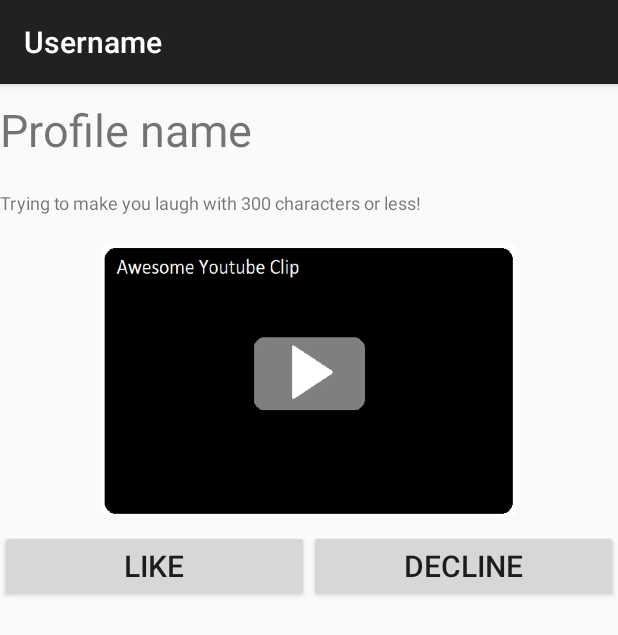
After one commit to Brokkenpiloot/AppStudio, an Android app: the BrowseActivity screen opened directly, with no data from a screen before it, on a phone screen of 412 x 824 dp. The commit adds this screen. Shown: the top 635 px of the screen. Run offline under Robolectric (Android 15) with nearby library versions, the phone set to English and light mode, and no system bars; libraries missing offline, so code that uses them is left out: com.parse; 1 statement that could not run was skipped.

Commit message:
wednesday 6-1 13:56

```diff
--- a/Laughder/LaughderApp/app/src/main/AndroidManifest.xml
+++ b/Laughder/LaughderApp/app/src/main/AndroidManifest.xml
@@ -18,6 +18,10 @@
                 <category android:name="android.intent.category.LAUNCHER" />
             </intent-filter>
         </activity>
+        <activity
+            android:name=".BrowseActivity"
+            android:label="@string/username" >
+        </activity>
         <meta-data
             android:name="com.parse.APPLICATION_ID"
             android:value="U2IA6ByBy4YpJeBNAOi41nx41SgQR5uxbhEF2gWR" />
--- /dev/null
+++ b/Laughder/LaughderApp/app/src/main/java/joostwagenaar/laughder/BrowseActivity.java
@@ -0,0 +1,36 @@
+package joostwagenaar.laughder;
+
+/**
+ * Created by startklaar on 5-1-2016.
+ */
+
+import android.content.Intent;
+import android.support.v7.app.ActionBarActivity;
+import android.os.Bundle;
+import android.support.v7.app.AppCompatActivity;
+import android.util.Log;
+import android.view.Menu;
+import android.view.MenuItem;
+import android.view.View;
+import android.widget.Button;
+import android.widget.EditText;
+import android.widget.TextView;
+import android.widget.Toast;
+import com.parse.Parse;
+import com.parse.ParseObject;
+
+public class BrowseActivity extends AppCompatActivity {
+
+    Intent usernameIntent;
+    String username;
+
+    @Override
+    protected void onCreate(Bundle savedInstanceState) {
+        super.onCreate(savedInstanceState);
+        usernameIntent = getIntent();
+        username = usernameIntent.getExtras().toString();
+        Log.d("Joost", "Browse onCreate started");
+        setContentView(R.layout.activity_browse);
+    }
+
+}
--- a/Laughder/LaughderApp/app/src/main/java/joostwagenaar/laughder/MainActivity.java
+++ b/Laughder/LaughderApp/app/src/main/java/joostwagenaar/laughder/MainActivity.java
@@ -1,21 +1,19 @@
 package joostwagenaar.laughder;
 
 import android.content.Intent;
-import android.support.v7.app.ActionBarActivity;
 import android.os.Bundle;
+import android.support.v7.app.AppCompatActivity;
 import android.util.Log;
 import android.view.Menu;
 import android.view.MenuItem;
 import android.view.View;
-import android.widget.Button;
 import android.widget.EditText;
-import android.widget.TextView;
 import android.widget.Toast;
 import com.parse.Parse;
 import com.parse.ParseObject;
 
 
-public class MainActivity extends ActionBarActivity {
+public class MainActivity extends AppCompatActivity {
 
     EditText usernameEditText;
     EditText passwordEditText;
@@ -26,7 +24,7 @@ public class MainActivity extends ActionBarActivity {
     @Override
     protected void onCreate(Bundle savedInstanceState) {
         super.onCreate(savedInstanceState);
-        Log.d("Joost", "onCreate started");
+        Log.d("Joost", "Main onCreate started");
         setContentView(R.layout.activity_main);
         usernameEditText = (EditText) findViewById(R.id.usernameEditText);
         passwordEditText = (EditText) findViewById(R.id.passwordEditText);
@@ -36,7 +34,7 @@ public class MainActivity extends ActionBarActivity {
         Parse.enableLocalDatastore(this);
         Parse.initialize(this);
         ParseObject testObject = new ParseObject("TestObject");
-        testObject.put("foo", "bar");
+        testObject.put("username", "Joost");
         testObject.put("bit", "bot");
         testObject.saveInBackground();
     }
@@ -48,13 +46,20 @@ public class MainActivity extends ActionBarActivity {
 
         if(username.length() != 0 && password.length() != 0) {
             // add a password check using parse
-            browseScreen = new Intent(this, BroweActivity.class);
+            Log.d("Joost", "Log in 'accepted'");
+            browseScreen = new Intent(this, BrowseActivity.class);
+            Log.d("Joost", "Intent initialised");
             browseScreen.putExtra("User", username);
+            Log.d("Joost", "Added string to Intent ");
             startActivity(browseScreen);
+            Log.d("Joost", "Activity started");
+            finish();
+            Log.d("Joost", "Main activity finished");
 
 
         }
         else {
+            Log.d("Joost", "Log in 'failed'");
             Toast.makeText(getApplicationContext(), "Please fill in both text boxes",
                     Toast.LENGTH_LONG).show();
         }
--- /dev/null
+++ b/Laughder/LaughderApp/app/src/main/res/layout/activity_browse.xml
@@ -0,0 +1,61 @@
+<?xml version="1.0" encoding="utf-8"?>
+<LinearLayout
+    xmlns:android="http://schemas.android.com/apk/res/android"
+    android:orientation="vertical"
+    android:layout_width="match_parent"
+    android:layout_height="match_parent">
+
+
+    <TextView
+        android:layout_width="match_parent"
+        android:layout_height="wrap_content"
+        android:paddingTop="10dp"
+        android:paddingBottom="10dp"
+        android:id="@+id/profileNameTextView"
+        android:text="@string/profile_name"
+        android:textSize="30sp" />
+
+    <TextView
+        android:layout_width="match_parent"
+        android:layout_height="wrap_content"
+        android:paddingTop="10dp"
+        android:paddingBottom="10dp"
+        android:id="@+id/profileTextTextView"
+        android:text="@string/profile_text"
+        android:textSize="12sp" />
+
+    <ImageView
+        android:layout_width="wrap_content"
+        android:layout_height="200dp"
+        android:paddingTop="10dp"
+        android:paddingBottom="10dp"
+        android:id="@+id/YoutubeClipImageView"
+        android:src="@drawable/youtubeclipexample" />
+
+    <LinearLayout
+        android:layout_width="match_parent"
+        android:layout_height="wrap_content"
+        android:orientation="horizontal">
+
+        <Button
+            android:layout_width="match_parent"
+            android:layout_height="match_parent"
+            android:layout_weight="1"
+            android:paddingTop="10dp"
+            android:paddingBottom="10dp"
+            android:id="@+id/likeButton"
+            android:text="@string/like_button"
+            android:textSize="20sp"/>
+
+        <Button
+            android:layout_width="match_parent"
+            android:layout_height="match_parent"
+            android:layout_weight="1"
+            android:paddingTop="10dp"
+            android:paddingBottom="10dp"
+            android:id="@+id/declineButton"
+            android:text="@string/decline_button"
+            android:textSize="20sp"/>
+
+    </LinearLayout>
+</LinearLayout>
--- a/Laughder/LaughderApp/app/src/main/res/layout/activity_main.xml
+++ b/Laughder/LaughderApp/app/src/main/res/layout/activity_main.xml
@@ -28,6 +28,7 @@
         android:layout_below="@id/passwordEditText"
         android:id="@+id/loginButton"
         android:text="@string/log_in"
+        android:onClick="onLoginButtonClicked"
         android:textSize="20sp"  />
 
     <EditText
--- a/Laughder/LaughderApp/app/src/main/res/values/strings.xml
+++ b/Laughder/LaughderApp/app/src/main/res/values/strings.xml
@@ -6,5 +6,9 @@
     <string name="password">Password</string>
     <string name="action_settings">Settings</string>
     <string name="log_in">Log in</string>
+    <string name="profile_name">Profile name</string>
+    <string name="profile_text">Trying to make you laugh with 300 characters or less!</string>
+    <string name="like_button">Like</string>
+    <string name="decline_button">Decline</string>
 
 </resources>
```
Also changed, not shown: Laughder/LaughderApp/app/src/main/res/drawable/youtubeclipexample.jpg (added), 2 other files.
